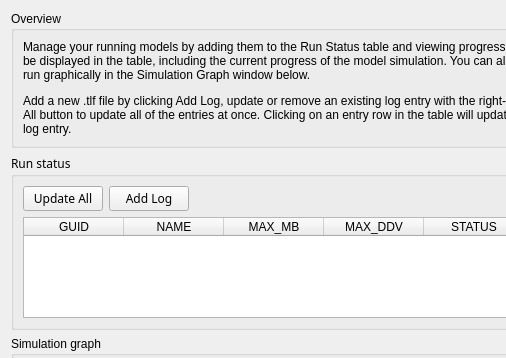
Before: the Qt Designer form src/logit/runsummary/RunSummary_Widget.ui in ErmeviewEnvironmentalLtd/LogIT, drawn with Qt 5; both pictures show x 0 to 506 and y 0 to 358 of the 740 by 577 pixel window.
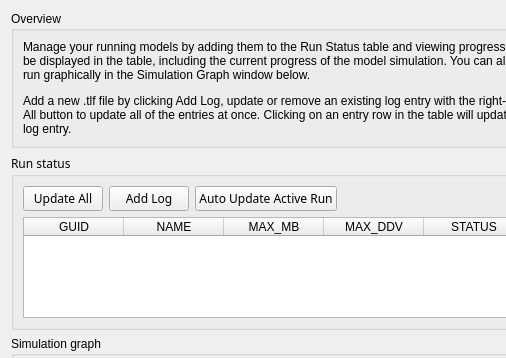
After: the same form once the commit is applied. Custom widgets are drawn as their Qt base class.

Commit message: Added auto update timer to run summary

```diff
--- a/src/logit/runsummary/RunSummary_Widget.ui
+++ b/src/logit/runsummary/RunSummary_Widget.ui
@@ -94,6 +94,13 @@
           </property>
          </widget>
         </item>
+        <item>
+         <widget class="QPushButton" name="autoUpdateButton">
+          <property name="text">
+           <string>Auto Update Active Run</string>
+          </property>
+         </widget>
+        </item>
         <item>
          <spacer name="horizontalSpacer_2">
           <property name="orientation">
```
The commit also changes 5 other files.
